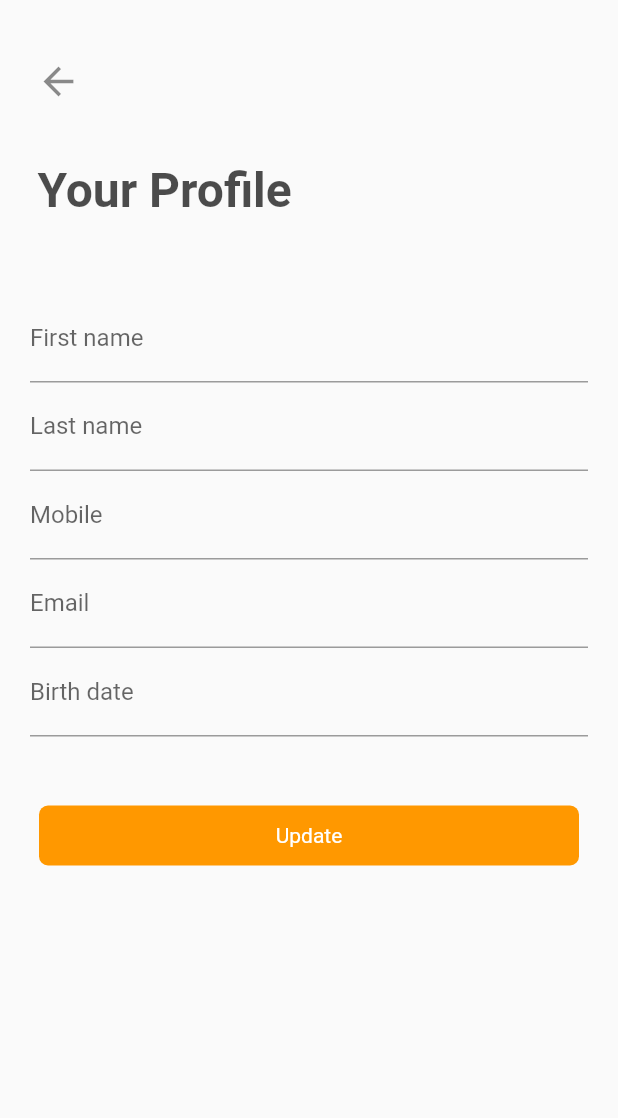
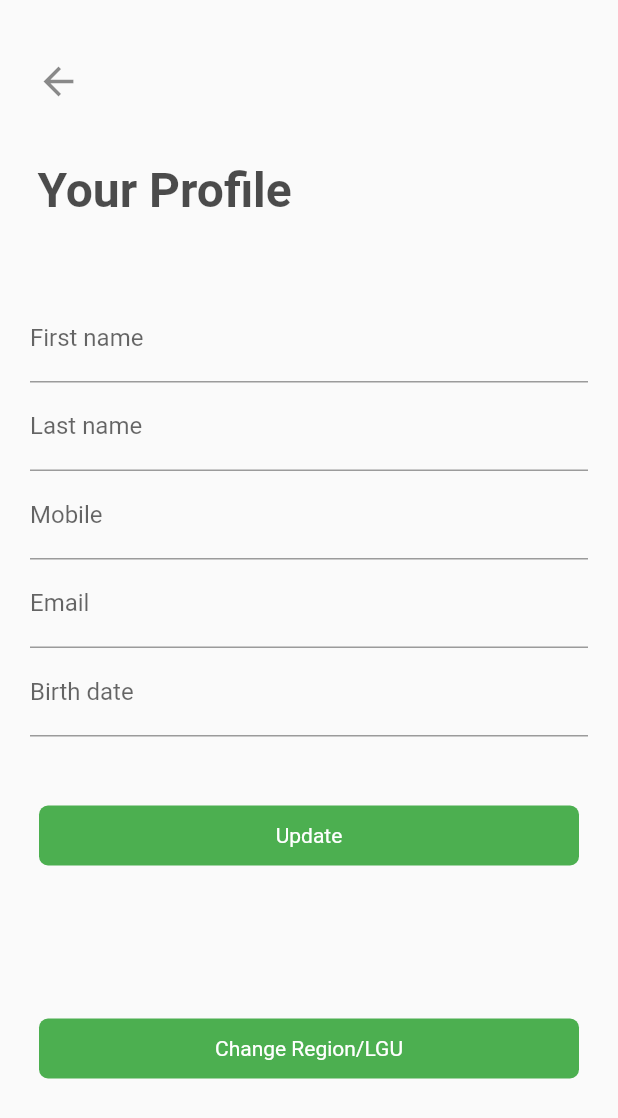
Before and after one commit to sirking1991/metro_info_app, a Flutter app: the Profile screen opened directly, on a phone screen of 412 x 824 dp. Shown: the top 1118 px of the screen. Run offline on Flutter 3.47's test engine with Material 2 defaults, Android fonts, the phone set to English and light mode, and no system bars; drawn by our look-alikes of rflutter_alert; our stand-ins replace cached_network_image, jiffy, share, shared_preferences; missing offline and left inert: device_id; accounts and stored records are empty; network calls fail.

Commit message:
#13 Implemented lgu color & logo

```diff
--- a/lib/models/lgus.dart
+++ b/lib/models/lgus.dart
@@ -1,24 +1,30 @@
-class LGUs {
+class LGU {
   int id;
   String regionShortName;
   String name;
   String slug;
-  Null createdAt;
+  String logoUrl;
+  String color;
+  String createdAt;
   String updatedAt;
 
-  LGUs(
+  LGU(
       {this.id,
       this.regionShortName,
       this.name,
       this.slug,
+      this.logoUrl,
+      this.color,
       this.createdAt,
       this.updatedAt});
 
-  LGUs.fromJson(Map<String, dynamic> json) {
+  LGU.fromJson(Map<String, dynamic> json) {
     id = json['id'];
     regionShortName = json['region_short_name'];
     name = json['name'];
     slug = json['slug'];
+    logoUrl = json['logo_url'];
+    color = json['color'];
     createdAt = json['created_at'];
     updatedAt = json['updated_at'];
   }
@@ -29,23 +35,26 @@ class LGUs {
     data['region_short_name'] = this.regionShortName;
     data['name'] = this.name;
     data['slug'] = this.slug;
+    data['logo_url'] = this.logoUrl;
+    data['color'] = this.color;
     data['created_at'] = this.createdAt;
     data['updated_at'] = this.updatedAt;
     return data;
   }
 
-  static List<LGUs> getMapLGUs(List data) {
+  static List<LGU> getMapLGUs(List data) {
 
-    List<LGUs> datatemp = [];
+    List<LGU> datatemp = [];
     data.forEach((item) {
-      datatemp.add(LGUs(
+      datatemp.add(LGU(
           id: item["id"],
           name: item["name"],
           updatedAt: item["updated_at"],
           regionShortName: item["region_short_name"],
           slug: item["slug"],
+          logoUrl: item["logo_url"],
+          color: item["color"],
           createdAt: item["create_at"]));
-      // print(datatemp);
     });
     return datatemp;
   }
--- a/lib/networking/api_provider.dart
+++ b/lib/networking/api_provider.dart
@@ -6,12 +6,13 @@ import 'dart:async';
 
 class ApiProvider {
   //final String _baseUrl = "https://colossal-madrid-16udig9usgxj.vapor-farm-b1.com/api/";
-  final String _baseUrl = "https://5f57d40d.ap.ngrok.io/api/";
+  final String _baseUrl = "https://metro-info.herokuapp.com/api/";
+  // final String _baseUrl = "https://5f57d40d.ap.ngrok.io/api/";
 
   Future<dynamic> get(String url) async {
     var responseJson;
     try {
-      print('GETting date from ' + _baseUrl + url);
+      print('GETting data from ' + _baseUrl + url);
       final response = await http.get(_baseUrl + url);
       responseJson = _response(response);
     } on SocketException {
--- /dev/null
+++ b/lib/provider/app_state.dart
@@ -0,0 +1,116 @@
+import 'package:cached_network_image/cached_network_image.dart';
+import 'package:flutter/foundation.dart';
+import 'package:flutter/material.dart';
+import 'package:metro_info/models/lgus.dart';
+import 'package:metro_info/networking/api_provider.dart';
+import 'package:shared_preferences/shared_preferences.dart';
+
+class AppState extends ChangeNotifier {
+  int _lguId;
+  int get lguId => _lguId;
+  set lguId(int lguId) {
+    _lguId = lguId;
+    notifyListeners();
+  }
+
+  String _lguName;
+  String get lguName => _lguName;
+  set lguName(String lguName) {
+    _lguName = lguName;
+    notifyListeners();
+  }
+
+  String _lguLogoUrl = '';
+  Widget get lguLogo {
+    return '' == _lguLogoUrl || null == _lguLogoUrl
+        ? Image.asset('images/mi-logo-transparent.png', width: 120.0)
+        : CachedNetworkImage(
+            placeholder: (context, url) =>
+                Image.asset('images/mi-logo-transparent.png', width: 120.0),
+            imageUrl: _lguLogoUrl,
+            width: 120.0);
+  }
+
+  String _lguThemeColor = 'indigo';
+  Color _themeColor = Colors.green;
+  Color get themeColor {
+    switch (_lguThemeColor) {
+      case 'amber':
+        return Colors.amber;
+      case 'red':
+        return Colors.red;
+      case 'green':
+        return Colors.green;
+      case 'lightGreen':
+        return Colors.lightGreen;
+      case 'blue':
+        return Colors.blue;
+      case 'blueAccent':
+        return Colors.blueAccent;
+      case 'blueGrey':
+        return Colors.blueGrey;
+      case 'brown':
+        return Colors.brown;
+      case 'cyan':
+        return Colors.cyan;
+      case 'orange':
+        return Colors.orange;
+      case 'pink':
+        return Colors.pink;
+      case 'purple':
+        return Colors.purple;
+      case 'indigo':
+        return Colors.indigo;
+      case 'teal':
+        return Colors.teal;
+      default:
+        return Colors.green;
+    }
+  }
+
+  String _regionShortName = '';
+  String get regionShortName => _regionShortName;
+
+  SharedPreferences _pref;
+  SharedPreferences get pref => _pref;
+
+  init() {
+    print("AppState: constructor");
+    _setGlobalVars();
+  }
+
+  reset(){
+    _setGlobalVars();
+  }
+
+  _setGlobalVars() async {
+    print("AppState: _setGlobalVars()");
+    _pref = await SharedPreferences.getInstance();
+
+    _lguId = _pref.getInt("lgu_id");
+    _lguName = _pref.getString("lgu_name");
+    _lguThemeColor = _pref.getString('lgu_primary_color');
+    _lguLogoUrl = _pref.getString('lgu_logo_url');
+    _regionShortName = _pref.getString("region_short_name");
+    notifyListeners();
+
+    // get LGU details from API
+    ApiProvider().get('lgu/' + _lguId.toString()).then((res) {
+      LGU _lgu = LGU.fromJson(res);
+      print(_lgu.toJson());
+
+      _pref.setString('lgu_logo_url', _lgu.logoUrl);
+      _pref.setString('lgu_primary_color', _lgu.color);
+
+      _lguLogoUrl = _lgu.logoUrl;
+      _lguThemeColor = _lgu.color;
+
+      notifyListeners();
+
+    }).catchError((error) {
+      print("AppState: error=" + error.toString());
+    });
+
+
+  }
+}
--- a/lib/repository/lgus.dart
+++ b/lib/repository/lgus.dart
@@ -5,8 +5,8 @@ import 'package:metro_info/models/lgus.dart';
 class LGUsRepository {
   ApiProvider _provider = ApiProvider();
 
-  Future<LGUs> fetchLGUs(String regionShortName) async {
+  Future<LGU> fetchLGUs(String regionShortName) async {
     final response = await _provider.get("/lgus/" + regionShortName);
-    return LGUs.fromJson(response);
+    return LGU.fromJson(response);
   }
 }
--- a/lib/views/profile.dart
+++ b/lib/views/profile.dart
@@ -2,6 +2,9 @@ import 'package:device_id/device_id.dart';
 import 'package:flutter/material.dart';
 import 'package:metro_info/networking/api_provider.dart';
 import 'package:flutter/services.dart';
+import 'package:metro_info/provider/app_state.dart';
+import 'package:metro_info/views/region_lgu_selector.dart';
+import 'package:provider/provider.dart';
 import 'package:rflutter_alert/rflutter_alert.dart';
 import 'package:shared_preferences/shared_preferences.dart';
 
@@ -112,12 +115,39 @@ class _ProfileState extends State<Profile> {
                   ),
                   Padding(
                     padding: const EdgeInsets.symmetric(vertical: 40.0),
+                    child: Consumer<AppState>(
+                      builder: (BuildContext context, AppState appState,
+                          Widget child) {
+                        return DialogButton(
+                          color: appState.themeColor,
+                          child: Text(
+                            'Update',
+                            style: TextStyle(color: Colors.white),
+                          ),
+                          onPressed: () => _save(),
+                        );
+                      },
+                    ),
+                  ),
+                  SizedBox(
+                    height: 30.0,
+                  ),
+                  Padding(
+                    padding: EdgeInsets.symmetric(vertical: 20.0),
                     child: DialogButton(
+                      color: Provider.of<AppState>(context, listen: false)
+                          .themeColor,
                       child: Text(
-                        'Update',
+                        'Change Region/LGU',
                         style: TextStyle(color: Colors.white),
                       ),
-                      onPressed: () => _save(),
+                      onPressed: () {
+                        Navigator.push(
+                          context,
+                          MaterialPageRoute(
+                              builder: (context) => RegionLGUSelector()),
+                        );
+                      },
                     ),
                   ),
                 ],
@@ -144,37 +174,47 @@ class _ProfileState extends State<Profile> {
     _pref.setString("email", _appUser.email);
     _pref.setString("dob", _appUser.dob);
 
+    var _themeColor = Provider.of<AppState>(context, listen: false).themeColor;
+
     // register user to API
-    ApiProvider().post("register_app_user", _appUser.toJson())
-      .then((response){
-          Alert(context: context, title: "Profile updated", type: AlertType.success,
+    ApiProvider().post("register_app_user", _appUser.toJson()).then((response) {
+      Alert(
+          context: context,
+          title: "Profile updated",
+          type: AlertType.success,
           buttons: [
             DialogButton(
-              child: Text("Okay"),
+              color: _themeColor,
+              child: Text(
+                "Okay",
+                style: TextStyle(color: Colors.white),
+              ),
               onPressed: () {
                 Navigator.of(context).pop();
                 Navigator.of(context).pop();
               },
             )
           ]).show();
-      })
-      .catchError((error){
-        Alert(
+    }).catchError((error) {
+      Alert(
           context: context,
           title: "Error",
-          desc: "An error occured while registering your profile. Try again later.",
+          desc:
+              "An error occured while registering your profile. Try again later.",
           type: AlertType.error,
           buttons: [
             DialogButton(
-              child: Text("Okay", style: TextStyle(color: Colors.white),),
+              color: _themeColor,
+              child: Text(
+                "Okay",
+                style: TextStyle(color: Colors.white),
+              ),
               onPressed: () {
                 Navigator.of(context).pop();
               },
             )
-          ]
-        ).show();
-      });
-
+          ]).show();
+    });
   }
 }
 
--- a/lib/views/region_lgu_selector.dart
+++ b/lib/views/region_lgu_selector.dart
@@ -1,5 +1,7 @@
 import 'package:flutter/material.dart';
+import 'package:metro_info/provider/app_state.dart';
 import 'package:metro_info/views/main.dart';
+import 'package:provider/provider.dart';
 import 'package:rflutter_alert/rflutter_alert.dart';
 import 'package:metro_info/networking/api_provider.dart';
 import "package:metro_info/models/region.dart";
@@ -18,10 +20,10 @@ class RegionLGUSelector extends StatefulWidget {
 class _RegionLGUSelector extends State<RegionLGUSelector> {
   final _scaffoldKey = GlobalKey<ScaffoldState>();
   List<Region> _religonData = [];
-  List<LGUs> _lgusData = [];
+  List<LGU> _lgusData = [];
   Region _regionValue; //Initial value
-  LGUs _lguValue; //initial value of LGUS
-  LGUs _initialValue = LGUs(
+  LGU _lguValue; //initial value of LGUS
+  LGU _initialValue = LGU(
       id: null,
       name: "select LGUs",
       createdAt: null,
@@ -61,6 +63,9 @@ class _RegionLGUSelector extends State<RegionLGUSelector> {
       prefs.setString("lgu_name", _lguValue.name);
       prefs.setString("lgu_slug", _lguValue.slug);
       prefs.setString("region_short_name", _lguValue.regionShortName);
+
+      Provider.of<AppState>(context, listen: false).reset();
+
     } catch (error) {
       print(error);
       //Later in code we can handle the error on faiure
@@ -95,7 +100,7 @@ class _RegionLGUSelector extends State<RegionLGUSelector> {
   void getLGUs(lguValue) {
     ApiProvider().get("lgus/" + lguValue.shortName).then((response) {
       print(response);
-      List _lGUsDataList = LGUs.getMapLGUs(response);
+      List _lGUsDataList = LGU.getMapLGUs(response);
       _lGUsDataList.add(_initialValue);
       setState(() {
         _lgusData = _lGUsDataList;
@@ -118,7 +123,7 @@ class _RegionLGUSelector extends State<RegionLGUSelector> {
         _regionValue = _tempRegionList[0];
         _lGUsDataone =
             await ApiProvider().get("lgus/" + _regionValue.shortName);
-        List _lGUsDataList = LGUs.getMapLGUs(_lGUsDataone);
+        List _lGUsDataList = LGU.getMapLGUs(_lGUsDataone);
 
         _lgusData = _lGUsDataList;
         _lgusData.add(_initialValue);
@@ -232,8 +237,8 @@ class _RegionLGUSelector extends State<RegionLGUSelector> {
                               _lguValue = newValue;
                             });
                           },
-                          items: _lgusData.map<DropdownMenuItem<LGUs>>((value) {
-                            return DropdownMenuItem<LGUs>(
+                          items: _lgusData.map<DropdownMenuItem<LGU>>((value) {
+                            return DropdownMenuItem<LGU>(
                               value: value,
                               child: Text(value.name),
                             );
--- a/pubspec.yaml
+++ b/pubspec.yaml
@@ -57,8 +57,9 @@ flutter:
   uses-material-design: true
 
   # To add assets to your application, add an assets section, like this:
-  # assets:
-  #  - images/a_dot_burr.jpeg
+  assets:
+   - images/mi-logo.png
+   - images/mi-logo-transparent.png
   #  - images/a_dot_ham.jpeg
 
   # An image asset can refer to one or more resolution-specific "variants", see
```
Also changed, not shown: lib/main.dart (+21 -13 lines), lib/provider/profile.dart (deleted, +0 -19 lines), lib/views/events_list.dart (+27 -16 lines), lib/views/main.dart (+38 -42 lines), lib/views/news_list.dart (+23 -15 lines), lib/views/send_message.dart (+10 -1 lines), images/mi-logo-transparent.png (added), images/mi-logo.png (added).
